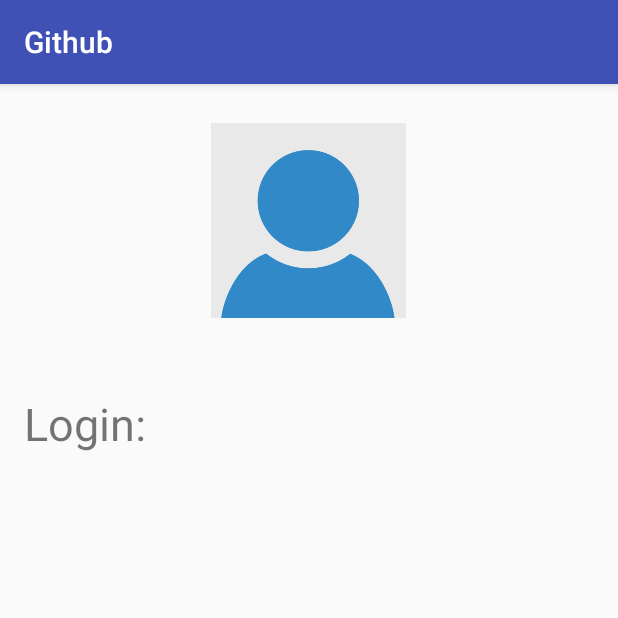
After one commit to leonardosibela/Github, an Android app: the DadosUsuarioActivity screen opened directly, with no data from a screen before it, on a phone screen of 412 x 824 dp, the top half of it. The commit adds this screen. Run offline under Robolectric (Android 15) with nearby library versions, the phone set to English and light mode, and no system bars; libraries missing offline, so code that uses them is left out: com.koushikdutta.urlimageviewhelper; 3 statements that could not run were skipped.

Commit message:
Exibindo dados do usuario selecionado em outra activity

```diff
--- /dev/null
+++ b/app/src/main/java/com/dextra/sibela/github/DadosUsuarioActivity.java
@@ -0,0 +1,30 @@
+package com.dextra.sibela.github;
+
+import android.os.Bundle;
+import android.support.v7.app.AppCompatActivity;
+import android.widget.ImageView;
+import android.widget.TextView;
+
+import com.dextra.sibela.github.bean.GithubUser;
+import com.koushikdutta.urlimageviewhelper.UrlImageViewHelper;
+
+public class DadosUsuarioActivity extends AppCompatActivity {
+
+    private ImageView imgFullAvatar;
+    private TextView login;
+
+    @Override
+    protected void onCreate(Bundle savedInstanceState) {
+        super.onCreate(savedInstanceState);
+        setContentView(R.layout.activity_dados_usuario);
+
+        Bundle data = getIntent().getExtras();
+        GithubUser usuario = data.getParcelable("usuario");
+
+        imgFullAvatar = (ImageView) findViewById(R.id.imgFullAvatar);
+        UrlImageViewHelper.setUrlDrawable(imgFullAvatar, usuario.getAvatar_url());
+
+        login = (TextView) findViewById(R.id.login);
+        login.setText(usuario.getLogin());
+    }
+}
--- /dev/null
+++ b/app/src/main/res/layout/activity_dados_usuario.xml
@@ -0,0 +1,42 @@
+<?xml version="1.0" encoding="utf-8"?>
+<RelativeLayout
+    xmlns:android="http://schemas.android.com/apk/res/android"
+    xmlns:tools="http://schemas.android.com/tools"
+    android:layout_width="match_parent"
+    android:layout_height="match_parent"
+    android:paddingLeft="@dimen/activity_horizontal_margin"
+    android:paddingRight="@dimen/activity_horizontal_margin"
+    android:paddingTop="@dimen/activity_vertical_margin"
+    android:paddingBottom="@dimen/activity_vertical_margin"
+    tools:context="com.dextra.sibela.github.DadosUsuarioActivity">
+
+    <ImageView
+        android:id="@+id/imgFullAvatar"
+        android:layout_alignParentTop="true"
+        android:layout_centerInParent="true"
+        android:layout_marginTop="10dp"
+        android:layout_marginBottom="50dp"
+        android:layout_width="130dp"
+        android:layout_height="130dp"
+        android:src="@drawable/icon_user_default"/>
+
+    <TextView
+        android:id="@+id/lblLogin"
+        android:textSize="30dp"
+        android:layout_marginRight="10dp"
+        android:layout_below="@+id/imgFullAvatar"
+        android:text="@string/login_colon"
+        android:layout_width="wrap_content"
+        android:layout_height="wrap_content" />
+
+    <TextView
+        android:id="@+id/login"
+        android:textSize="30dp"
+        android:layout_toRightOf="@+id/lblLogin"
+        android:layout_below="@+id/imgFullAvatar"
+        android:layout_width="wrap_content"
+        android:layout_height="wrap_content" />
+
+
+
+</RelativeLayout>
--- a/app/src/main/res/values/strings.xml
+++ b/app/src/main/res/values/strings.xml
@@ -8,4 +8,5 @@
     <string name="nome_usuario">Nome do Usuário</string>
     <string name="pesquisar">Pesquisar</string>
     <string name="nome_repositorio">Nome do Repositório</string>
+    <string name="login_colon">Login:</string>
 </resources>
```
Also changed, not shown: app/src/main/AndroidManifest.xml (+4 -8 lines), app/src/main/java/com/dextra/sibela/github/BuscaUsuariosActivity.java (+15 -5 lines), app/src/main/java/com/dextra/sibela/github/adapter/UsuarioAdapter.java (+0 -17 lines), app/src/main/java/com/dextra/sibela/github/bean/GithubUser.java (+42 -1 lines).
